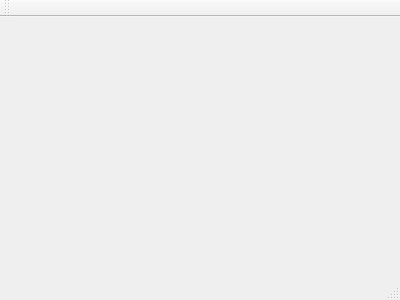
Above: arrangement/mainwindow.ui from kirilproger/QtPractice before the change. Below: the same form after it.
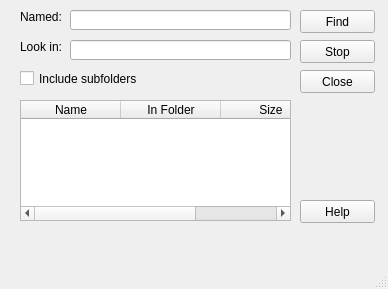
That is the form after the change.

What changed in the file:
```diff
--- a/arrangement/mainwindow.ui
+++ b/arrangement/mainwindow.ui
@@ -1,24 +1,158 @@
 <ui version="4.0">
  <class>MainWindow</class>
- <widget class="QMainWindow" name="MainWindow" >
-  <property name="geometry" >
+ <widget class="QMainWindow" name="MainWindow">
+  <property name="geometry">
    <rect>
     <x>0</x>
     <y>0</y>
-    <width>400</width>
-    <height>300</height>
+    <width>388</width>
+    <height>289</height>
    </rect>
   </property>
   <property name="windowTitle" >
    <string>MainWindow</string>
   </property>
-  <widget class="QMenuBar" name="menuBar" />
-  <widget class="QToolBar" name="mainToolBar" />
-  <widget class="QWidget" name="centralWidget" />
-  <widget class="QStatusBar" name="statusBar" />
+  <widget class="QWidget" name="centralWidget">
+   <widget class="QLabel" name="namedLabel">
+    <property name="geometry">
+     <rect>
+      <x>20</x>
+      <y>10</y>
+      <width>47</width>
+      <height>13</height>
+     </rect>
+    </property>
+    <property name="text">
+     <string>Named:</string>
+    </property>
+   </widget>
+   <widget class="QLabel" name="lookInLabel">
+    <property name="geometry">
+     <rect>
+      <x>20</x>
+      <y>40</y>
+      <width>47</width>
+      <height>13</height>
+     </rect>
+    </property>
+    <property name="text">
+     <string>Look in:</string>
+    </property>
+   </widget>
+   <widget class="QLineEdit" name="namedLineEdit">
+    <property name="geometry">
+     <rect>
+      <x>70</x>
+      <y>10</y>
+      <width>221</width>
+      <height>20</height>
+     </rect>
+    </property>
+   </widget>
+   <widget class="QLineEdit" name="lookInLineEdit">
+    <property name="geometry">
+     <rect>
+      <x>70</x>
+      <y>40</y>
+      <width>221</width>
+      <height>20</height>
+     </rect>
+    </property>
+   </widget>
+   <widget class="QCheckBox" name="subfoldersCheckBox">
+    <property name="geometry">
+     <rect>
+      <x>20</x>
+      <y>70</y>
+      <width>131</width>
+      <height>17</height>
+     </rect>
+    </property>
+    <property name="text">
+     <string>Include subfolders</string>
+    </property>
+   </widget>
+   <widget class="QTableWidget" name="tableWidget">
+    <property name="geometry">
+     <rect>
+      <x>20</x>
+      <y>100</y>
+      <width>271</width>
+      <height>121</height>
+     </rect>
+    </property>
+    <column>
+     <property name="text">
+      <string>Name</string>
+     </property>
+    </column>
+    <column>
+     <property name="text">
+      <string>In Folder</string>
+     </property>
+    </column>
+    <column>
+     <property name="text">
+      <string>Size</string>
+     </property>
+    </column>
+   </widget>
+   <widget class="QPushButton" name="findButton">
+    <property name="geometry">
+     <rect>
+      <x>300</x>
+      <y>10</y>
+      <width>75</width>
+      <height>23</height>
+     </rect>
+    </property>
+    <property name="text">
+     <string>Find</string>
+    </property>
+   </widget>
+   <widget class="QPushButton" name="stopButton">
+    <property name="geometry">
+     <rect>
+      <x>300</x>
+      <y>40</y>
+      <width>75</width>
+      <height>23</height>
+     </rect>
+    </property>
+    <property name="text">
+     <string>Stop</string>
+    </property>
+   </widget>
+   <widget class="QPushButton" name="closeButton">
+    <property name="geometry">
+     <rect>
+      <x>300</x>
+      <y>70</y>
+      <width>75</width>
+      <height>23</height>
+     </rect>
+    </property>
+    <property name="text">
+     <string>Close</string>
+    </property>
+   </widget>
+   <widget class="QPushButton" name="helpButton">
+    <property name="geometry">
+     <rect>
+      <x>300</x>
+      <y>200</y>
+      <width>75</width>
+      <height>23</height>
+     </rect>
+    </property>
+    <property name="text">
+     <string>Help</string>
+    </property>
+   </widget>
+  </widget>
+  <widget class="QStatusBar" name="statusBar"/>
  </widget>
- <layoutDefault spacing="6" margin="11" />
- <pixmapfunction></pixmapfunction>
+ <layoutdefault spacing="6" margin="11"/>
  <resources/>
  <connections/>
 </ui>
```
Left out of the diff: 3 changed lines with no effect on the pictures.
